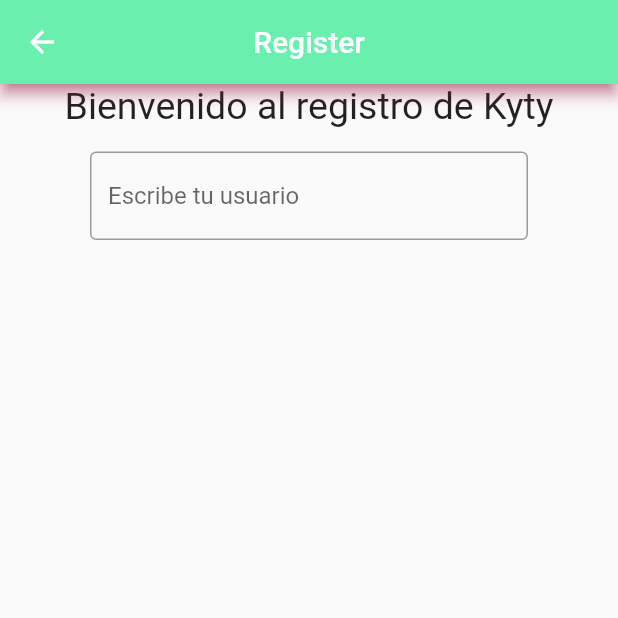
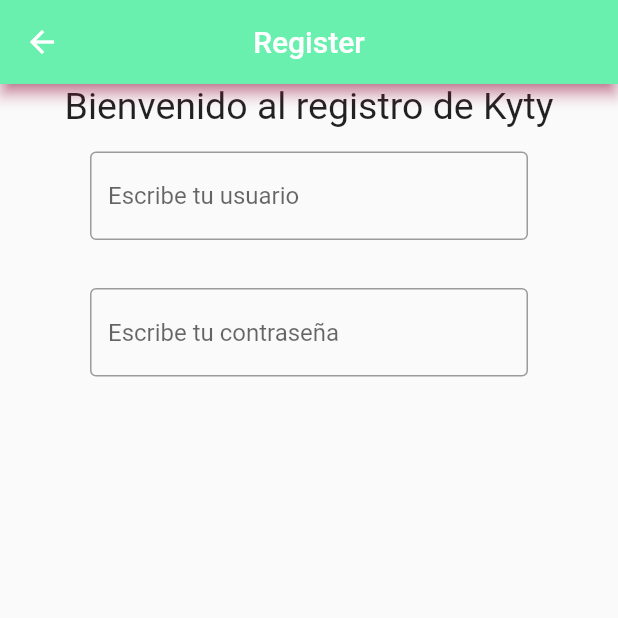
Before and after one commit to cxrlitxs/KytyApp, a Flutter app: the RegisterView screen opened by its route, on a phone screen of 412 x 824 dp, the top half of it. Run offline on Flutter 3.47's test engine with Material 2 defaults, Android fonts, the phone set to English and light mode, and no system bars; our stand-ins replace firebase_auth, firebase_core; accounts and stored records are empty; generated files the repository leaves out were written again.

Commit message:
RegisterView PasswordTextField Done

```diff
--- a/lib/OnBoarding/RegisterView.dart
+++ b/lib/OnBoarding/RegisterView.dart
@@ -61,6 +61,17 @@
           ),
         ),
       ),
+
+      Padding(padding: EdgeInsets.symmetric(horizontal: 60, vertical: 16),
+        child: TextFormField(
+          controller: passwordController,
+          decoration: InputDecoration(
+            border: OutlineInputBorder(),
+            hintText: 'Escribe tu contraseña',
+          ),
+          obscureText: true,
+        ),
+      ),
     ],);
 
     AppBar appBar = AppBar(
```
